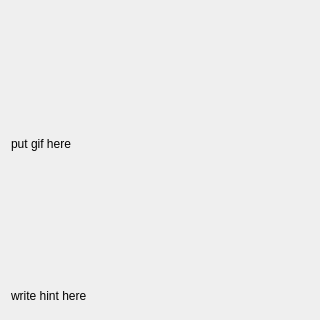
Above: app/ui/waithint_widget.ui from xuguodong1999/COCR before the change. Below: the same form after it.
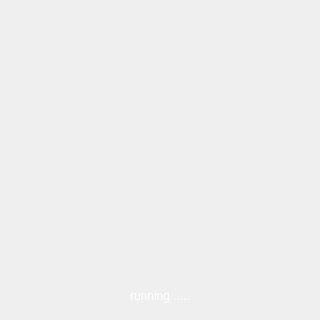
That is the form after the change.

```diff
--- a/app/ui/waithint_widget.ui
+++ b/app/ui/waithint_widget.ui
@@ -16,15 +16,31 @@
         <layout class="QVBoxLayout" name="verticalLayout" stretch="10,1">
             <item>
                 <widget class="QLabel" name="gifLabel">
+                    <property name="styleSheet">
+                        <string notr="true">color: rgb(0, 0, 0);
+                            background-color: transparent;
+                        </string>
+                    </property>
                     <property name="text">
-                        <string>put gif here</string>
+                        <string/>
+                    </property>
+                    <property name="alignment">
+                        <set>Qt::AlignCenter</set>
                     </property>
                 </widget>
             </item>
             <item>
                 <widget class="QLabel" name="hintLabel">
+                    <property name="styleSheet">
+                        <string notr="true">color: rgb(255, 255, 255);
+                            background-color: transparent;
+                        </string>
+                    </property>
                     <property name="text">
-                        <string>write hint here</string>
+                        <string>running......</string>
+                    </property>
+                    <property name="alignment">
+                        <set>Qt::AlignCenter</set>
                     </property>
                 </widget>
             </item>
```
